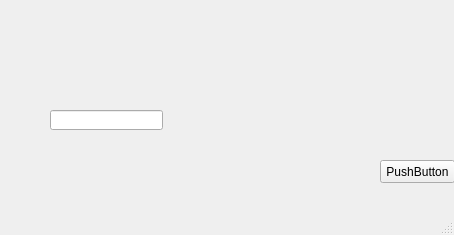
Above: mainwindow.ui from chalexyur/shnedule before the change. Below: the same form after it.
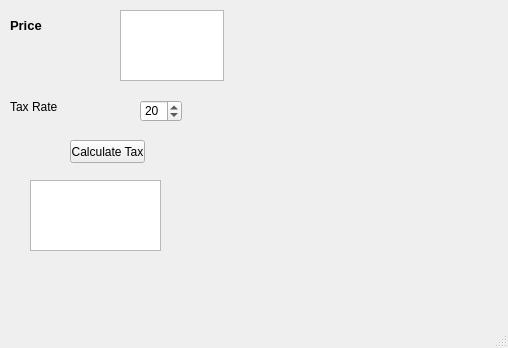
That is the form after the change.

```diff
--- a/mainwindow.ui
+++ b/mainwindow.ui
@@ -6,35 +6,91 @@
    <rect>
     <x>0</x>
     <y>0</y>
-    <width>454</width>
-    <height>235</height>
+    <width>508</width>
+    <height>348</height>
    </rect>
   </property>
   <property name="windowTitle">
    <string>MainWindow</string>
   </property>
   <widget class="QWidget" name="centralwidget">
-   <widget class="QLineEdit" name="lineEdit">
+   <widget class="QTextEdit" name="price_box">
     <property name="geometry">
      <rect>
-      <x>50</x>
-      <y>110</y>
-      <width>113</width>
-      <height>20</height>
+      <x>120</x>
+      <y>10</y>
+      <width>104</width>
+      <height>71</height>
      </rect>
     </property>
    </widget>
-   <widget class="QPushButton" name="pushButton">
+   <widget class="QLabel" name="label">
     <property name="geometry">
      <rect>
-      <x>380</x>
-      <y>160</y>
+      <x>10</x>
+      <y>10</y>
+      <width>91</width>
+      <height>31</height>
+     </rect>
+    </property>
+    <property name="font">
+     <font>
+      <pointsize>10</pointsize>
+      <weight>75</weight>
+      <bold>true</bold>
+     </font>
+    </property>
+    <property name="text">
+     <string>Price</string>
+    </property>
+   </widget>
+   <widget class="QSpinBox" name="tax_rate">
+    <property name="geometry">
+     <rect>
+      <x>140</x>
+      <y>100</y>
+      <width>42</width>
+      <height>22</height>
+     </rect>
+    </property>
+    <property name="value">
+     <number>20</number>
+    </property>
+   </widget>
+   <widget class="QLabel" name="label_2">
+    <property name="geometry">
+     <rect>
+      <x>10</x>
+      <y>100</y>
+      <width>47</width>
+      <height>13</height>
+     </rect>
+    </property>
+    <property name="text">
+     <string>Tax Rate</string>
+    </property>
+   </widget>
+   <widget class="QPushButton" name="calc_tax_button">
+    <property name="geometry">
+     <rect>
+      <x>70</x>
+      <y>140</y>
       <width>75</width>
       <height>23</height>
      </rect>
     </property>
     <property name="text">
-     <string>PushButton</string>
+     <string>Calculate Tax</string>
+    </property>
+   </widget>
+   <widget class="QTextEdit" name="results_window">
+    <property name="geometry">
+     <rect>
+      <x>30</x>
+      <y>180</y>
+      <width>131</width>
+      <height>71</height>
+     </rect>
     </property>
    </widget>
   </widget>
```
Left out of the diff: 4 changed lines with no effect on the pictures.
